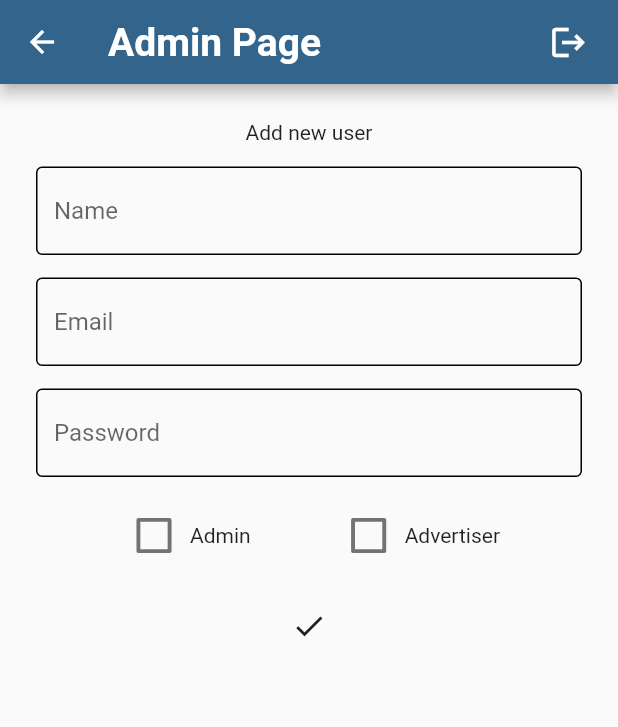
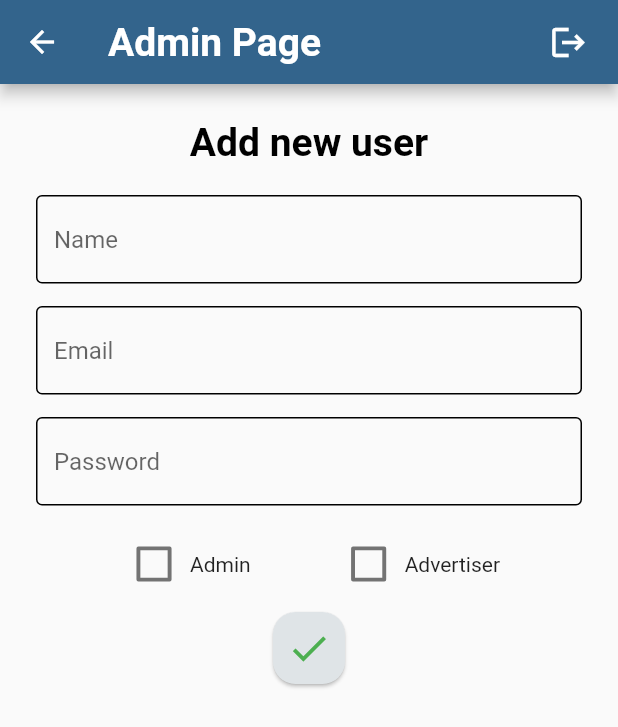
Before and after one commit to Baardrw/flutter-workout-logger, a Flutter app: the Admin screen opened directly, on a phone screen of 412 x 824 dp. Shown: the top 727 px of the screen. Run offline on Flutter 3.47's test engine with Material 2 defaults, Android fonts, the phone set to English and light mode, and no system bars; our stand-ins replace cloud_firestore, firebase_auth, firebase_core, firebase_storage, fl_chart, go_router and 3 more; missing offline and left inert: alphabet_scroll_view, dart:ffi; accounts and stored records are empty; network calls fail; Roboto replaces fonts that are missing (Corben).

Commit message:
Some small design-changes

```diff
--- a/lib/screens/admin.dart
+++ b/lib/screens/admin.dart
@@ -57,9 +57,14 @@ class _Admin extends State<Admin> {
         child: Center(
             child: Column(
           children: [
-            Text('Add new user'),
+            Center(
+              child: Text(
+                'Add new user',
+                style: Theme.of(context).textTheme.displayLarge,
+              ),
+            ),
             SizedBox(
-              height: 15,
+              height: 20,
             ),
             TextField(
               controller: _nameController,
@@ -139,14 +144,19 @@ class _Admin extends State<Admin> {
               ],
             ),
             Padding(
-              padding: const EdgeInsets.all(12.0),
+              padding: const EdgeInsets.all(4.0),
+              child: Card(
+                color: Color.fromARGB(255, 223, 228, 231),
+                shape: RoundedRectangleBorder(
+                    borderRadius: BorderRadius.circular(15.0)),
                 child: IconButton(
                     onPressed: () async {
                       User? user = await _authService
-                        .signUp(_emailController.text, _passwordController.text,
-                            _nameController.text)
+                          .signUp(_emailController.text,
+                              _passwordController.text, _nameController.text)
                           .onError((error, stackTrace) {
-                      ScaffoldMessenger.of(context).showSnackBar(const SnackBar(
+                        ScaffoldMessenger.of(context)
+                            .showSnackBar(const SnackBar(
                           content: Text('Sorry, invalid email or password.'),
                           duration: Duration(seconds: 3),
                         ));
@@ -164,7 +174,12 @@ class _Admin extends State<Admin> {
                       isCheckedAdvertiser = false;
                       print('user: $user');
                     },
-                  icon: Icon(Icons.check)),
+                    icon: Icon(
+                      Icons.check,
+                      size: 30,
+                      color: Colors.green,
+                    )),
+              ),
             ),
             // Expanded(child: UsersList()) // Must be merged to work
           ],
--- a/lib/widgets/auth_wrapper.dart
+++ b/lib/widgets/auth_wrapper.dart
@@ -58,7 +58,7 @@ class AuthWrapper extends StatelessWidget {
                 ),
               );
             },
-            future: db.getUser(user!.uid),
+            future: db.getUser(user.uid),
           );
         });
   }
```
Lines whose indentation alone changed are shown as unchanged.
